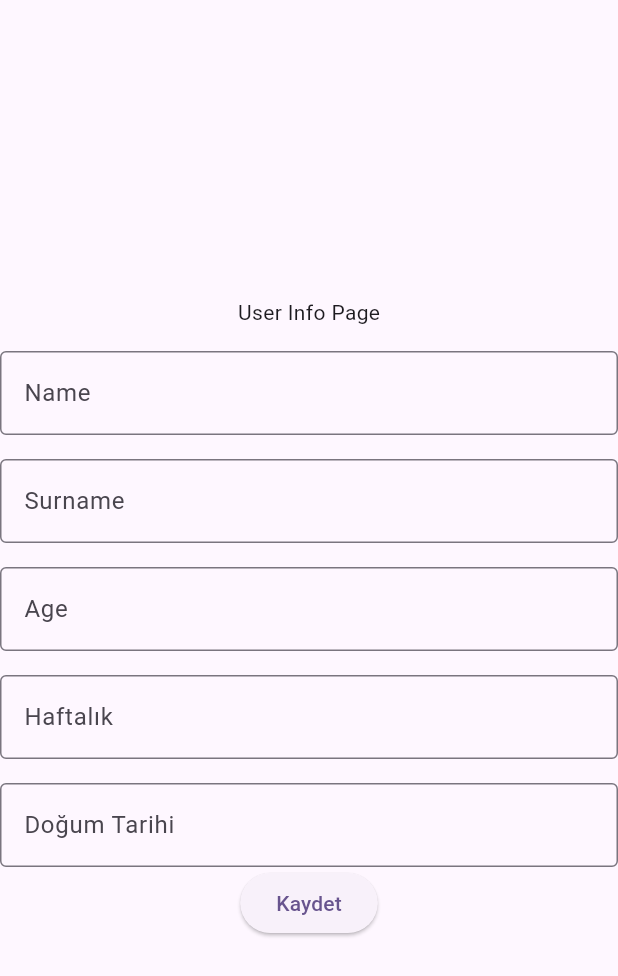
After one commit to rukiyenaz/umay, a Flutter app: the UserInfo screen opened directly, after a tap on "Kaydet", on a phone screen of 412 x 824 dp. The commit adds this screen. Shown: the top 976 px of the screen. Run offline on Flutter 3.47's test engine with Material 3 defaults, Android fonts, the phone set to English and light mode, and no system bars; our stand-ins replace cloud_firestore, firebase_auth, firebase_core, flutter_bloc, flutter_dotenv, hive and 2 more; accounts and stored records are empty; network calls fail.

```diff
--- /dev/null
+++ b/lib/features/auth/presentation/cubits/cubit.dart
@@ -0,0 +1,53 @@
+import 'package:flutter_bloc/flutter_bloc.dart';
+import 'package:gebelik_aapp/features/auth/domain/repositories/auth_repo.dart';
+import 'package:gebelik_aapp/features/auth/presentation/cubits/state.dart';
+
+class AuthCubit extends Cubit<AuthState> {
+  final AuthRepo authRepo;
+
+  AuthCubit({required this.authRepo}) : super(AuthInitial());
+
+  Future<void> signin(String email, String password) async {
+    emit(AuthLoading());
+    try {
+      await authRepo.signin(email, password);
+      emit(Authenticated());
+    } catch (e) {
+      emit(AuthError(e.toString()));
+    }
+  }
+
+  Future<void> signup(String email, String password) async {
+    emit(AuthLoading());
+    try {
+      await authRepo.signup(email, password);
+      emit(Authenticated());
+    } catch (e) {
+      emit(AuthError(e.toString()));
+    }
+  }
+
+  Future<void> saveUserFirestore(String email, String name, String surname, int age, String haftalik, DateTime dogumTarihi) async {
+    emit(AuthLoading());
+    try {
+      await authRepo.saveUserFirestore(email, name, surname, age, haftalik, dogumTarihi);
+      emit(Authenticated());
+    } catch (e) {
+      emit(AuthError(e.toString()));
+    }
+  }
+
+  Future<void> getCurrentUser() async {
+    emit(AuthLoading());
+    try {
+      final user = await authRepo.getCurrentUser();
+      if (user != null) {
+        emit(Authenticated());
+      } else {
+        emit(Unauthenticated());
+      }
+    } catch (e) {
+      emit(AuthError(e.toString()));
+    }
+  }
+}
--- /dev/null
+++ b/lib/features/auth/presentation/cubits/state.dart
@@ -0,0 +1,9 @@
+abstract class AuthState {}
+class AuthInitial extends AuthState {}
+class AuthLoading extends AuthState {}
+class Authenticated extends AuthState {}
+class Unauthenticated extends AuthState {}
+class AuthError extends AuthState {
+  final String message;
+  AuthError(this.message);
+}
--- /dev/null
+++ b/lib/features/auth/presentation/pages/user_info.dart
@@ -0,0 +1,82 @@
+import 'package:firebase_auth/firebase_auth.dart';
+import 'package:flutter/material.dart';
+import 'package:flutter_bloc/flutter_bloc.dart';
+import 'package:gebelik_aapp/features/auth/presentation/cubits/cubit.dart';
+import 'package:http/http.dart' as context;
+
+class UserInfo extends StatelessWidget {
+  UserInfo({super.key});
+
+
+  TextEditingController nameController = TextEditingController();
+  TextEditingController surnameController = TextEditingController();
+  TextEditingController ageController = TextEditingController();
+  TextEditingController haftalikController = TextEditingController();
+  TextEditingController dogumTarihiController = TextEditingController();
+
+  User user = FirebaseAuth.instance.currentUser!;
+
+  @override
+  Widget build(BuildContext context) {
+    return Scaffold(
+      body: Center(
+        child: Column(
+          mainAxisAlignment: MainAxisAlignment.center,
+          children: [
+            Text('User Info Page'),
+            const SizedBox(height: 16),
+            TextField(
+              controller: nameController,
+              decoration: const InputDecoration(
+                labelText: 'Name',
+                border: OutlineInputBorder(),
+              ),
+            ),
+            const SizedBox(height: 16),
+            TextField(
+              controller: surnameController,
+              decoration: const InputDecoration(
+                labelText: 'Surname',
+                border: OutlineInputBorder(),
+              ),
+            ),
+            const SizedBox(height: 16),
+            TextField(
+              controller: ageController,
+              decoration: const InputDecoration(
+                labelText: 'Age',
+                border: OutlineInputBorder(),
+              ),
+            ),
+            const SizedBox(height: 16),
+            TextField(
+              controller: haftalikController,
+              decoration: const InputDecoration(
+                labelText: 'Haftalık',
+                border: OutlineInputBorder(),
+              ),
+            ),
+            const SizedBox(height: 16),
+            TextField(
+              controller: dogumTarihiController,
+              decoration: const InputDecoration(
+                labelText: 'Doğum Tarihi',
+                border: OutlineInputBorder(),
+              ),
+            ),
+            ElevatedButton(onPressed: () async {
+              await context.read<AuthCubit>().saveUserFirestore(
+                "${user.email}",
+                nameController.text,
+                surnameController.text,
+                int.tryParse(ageController.text) ?? 0,
+                haftalikController.text,
+                DateTime.tryParse(dogumTarihiController.text) ?? DateTime.now(),
+              );
+            }, child: const Text('Kaydet')),
+          ],
+        ),
+      ),
+    );
+  }
+}
--- a/lib/main.dart
+++ b/lib/main.dart
@@ -1,6 +1,9 @@
 import 'package:flutter/material.dart';
 import 'package:flutter_bloc/flutter_bloc.dart';
 import 'package:flutter_dotenv/flutter_dotenv.dart';
+import 'package:gebelik_aapp/features/auth/data/firebase_auth_service.dart';
+import 'package:gebelik_aapp/features/auth/domain/repositories/auth_repo.dart';
+import 'package:gebelik_aapp/features/auth/presentation/cubits/cubit.dart';
 import 'package:gebelik_aapp/features/egzersiz-beslenme/presentation/page/beslenme_page.dart';
 import 'package:gebelik_aapp/features/egzersiz-beslenme/presentation/page/egzersiz_page.dart';
 import 'package:gebelik_aapp/features/home/data/gemini_service.dart';
@@ -46,10 +49,12 @@ class App extends StatefulWidget {
 
 class _AppState extends State<App> {
   MessageAIRepository messageaiRepo = GeminiAIService();
+  AuthRepo authRepo = FirebaseAuthService();
 
   @override
   Widget build(BuildContext context) {
     return MultiBlocProvider(providers: <BlocProvider>[
+      BlocProvider(create: (context) => AuthCubit(authRepo: authRepo)),
       BlocProvider<MessageAICubit>(
         create: (context) => MessageAICubit(repository: messageaiRepo),
       ),
```
Also changed, not shown: lib/features/auth/presentation/pages/auth_page.dart (added, +23 -0 lines), lib/features/auth/presentation/pages/sign_in_page.dart (added, +52 -0 lines), lib/features/auth/presentation/pages/sign_up_page.dart (added, +56 -0 lines).
